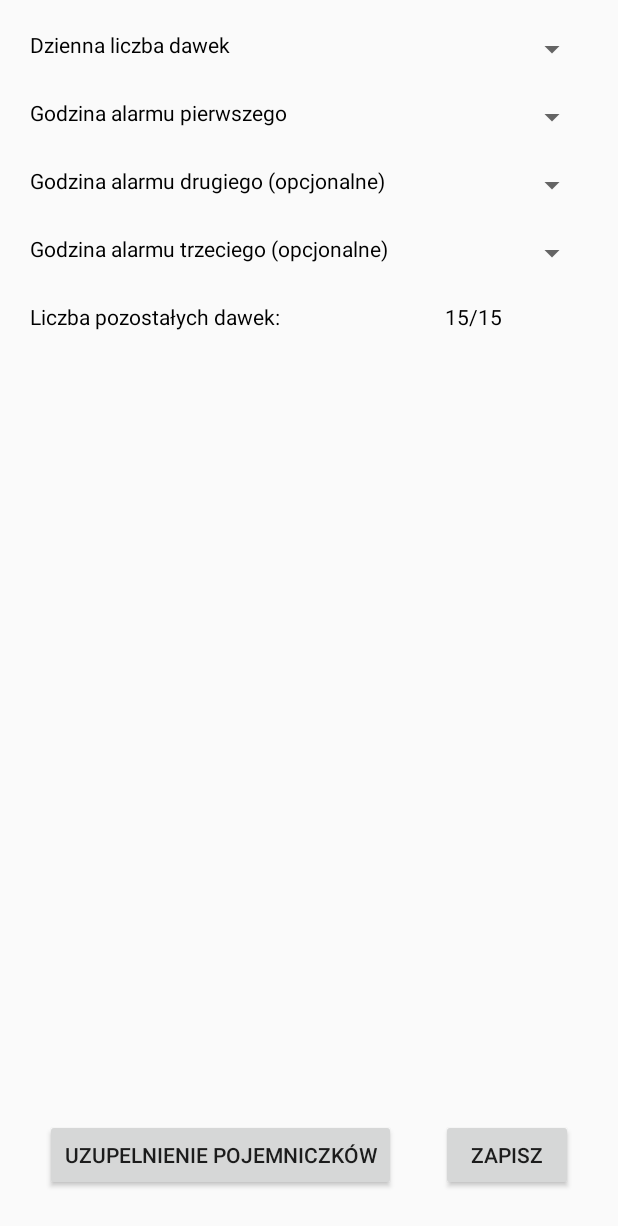
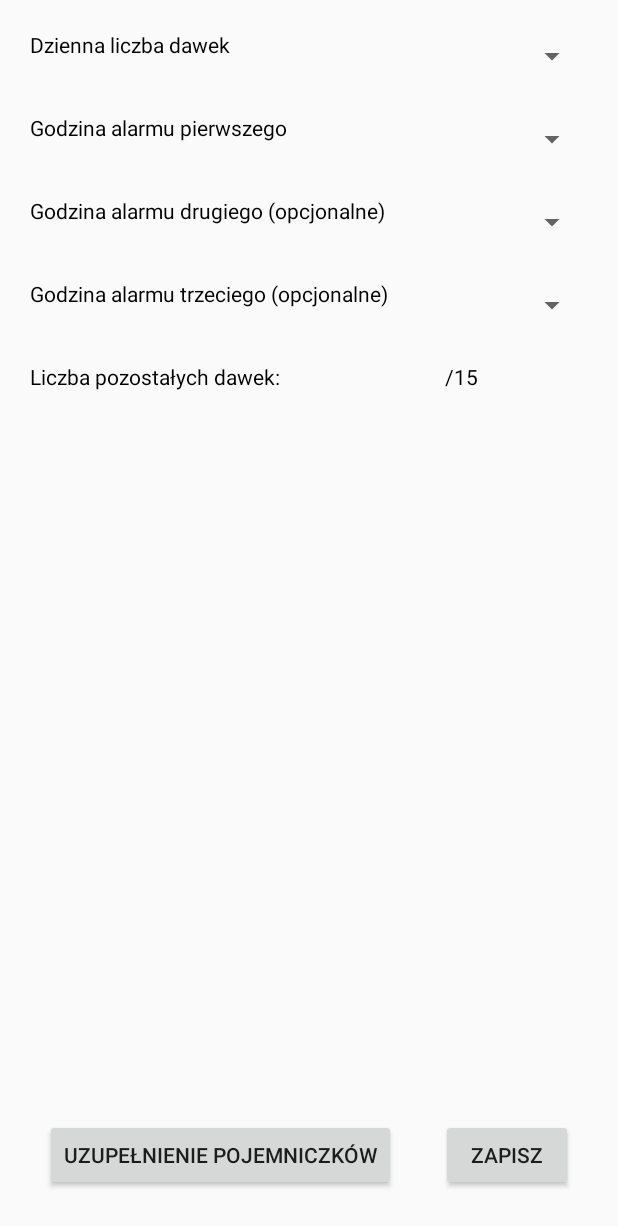
Before and after one commit to Maiiialen/Project-of-medications-dispending-robot, an Android app: the layout activity_1.xml on its own in the app's theme, with its tools: preview values and no code run, on a phone screen of 412 x 824 dp. Shown: the top 1226 px of the screen. Run offline under Robolectric (Android 15) with nearby library versions, the phone set to English and light mode, and no system bars.

Commit message:
wersja końcowa

```diff
--- a/app/src/main/res/layout/activity_1.xml
+++ b/app/src/main/res/layout/activity_1.xml
@@ -9,7 +9,7 @@
     <TextView
         android:id="@+id/tekst_dawki"
         android:layout_width="match_parent"
-        android:layout_height="25dp"
+        android:layout_height="35dp"
         android:layout_alignParentStart="true"
         android:layout_alignParentLeft="true"
         android:layout_alignParentTop="true"
@@ -25,7 +25,7 @@
     <TextView
         android:id="@+id/tekst_godziny1"
         android:layout_width="match_parent"
-        android:layout_height="25dp"
+        android:layout_height="35dp"
         android:layout_alignParentStart="true"
         android:layout_alignParentLeft="true"
         android:layout_below="@+id/tekst_dawki"
@@ -41,7 +41,7 @@
     <TextView
         android:id="@+id/tekst_godziny2"
         android:layout_width="match_parent"
-        android:layout_height="25dp"
+        android:layout_height="35dp"
         android:layout_alignParentStart="true"
         android:layout_alignParentLeft="true"
         android:layout_below="@+id/tekst_godziny1"
@@ -57,7 +57,7 @@
     <TextView
         android:id="@+id/tekst_godziny3"
         android:layout_width="match_parent"
-        android:layout_height="25dp"
+        android:layout_height="35dp"
         android:layout_alignParentStart="true"
         android:layout_alignParentLeft="true"
         android:layout_below="@+id/tekst_godziny2"
@@ -73,7 +73,7 @@
     <TextView
         android:id="@+id/pozostaleDawki"
         android:layout_width="match_parent"
-        android:layout_height="25dp"
+        android:layout_height="35dp"
         android:layout_below="@+id/tekst_godziny3"
         android:layout_alignParentStart="true"
         android:layout_alignParentLeft="true"
@@ -88,7 +88,7 @@
     <Spinner
         android:id="@+id/spinner_dawki"
         android:layout_width="105dp"
-        android:layout_height="25dp"
+        android:layout_height="35dp"
         android:layout_alignParentTop="true"
         android:layout_alignParentEnd="true"
         android:layout_alignParentRight="true"
@@ -100,7 +100,7 @@
     <Spinner
         android:id="@+id/spinner_godzina1"
         android:layout_width="105dp"
-        android:layout_height="25dp"
+        android:layout_height="35dp"
         android:layout_below="@+id/spinner_dawki"
         android:layout_alignParentEnd="true"
         android:layout_alignParentRight="true"
@@ -113,7 +113,7 @@
     <Spinner
         android:id="@+id/spinner_godzina2"
         android:layout_width="105dp"
-        android:layout_height="25dp"
+        android:layout_height="35dp"
         android:layout_below="@+id/spinner_godzina1"
         android:layout_alignParentEnd="true"
         android:layout_alignParentRight="true"
@@ -126,7 +126,7 @@
     <Spinner
         android:id="@+id/spinner_godzina3"
         android:layout_width="105dp"
-        android:layout_height="25dp"
+        android:layout_height="35dp"
         android:layout_below="@+id/spinner_godzina2"
         android:layout_alignParentEnd="true"
         android:layout_alignParentRight="true"
@@ -139,7 +139,7 @@
     <TextView
         android:id="@+id/textViewliczbaDawek"
         android:layout_width="95dp"
-        android:layout_height="25dp"
+        android:layout_height="35dp"
         android:layout_below="@+id/spinner_godzina3"
         android:layout_alignParentEnd="true"
         android:layout_alignParentRight="true"
--- a/app/src/main/res/values/strings.xml
+++ b/app/src/main/res/values/strings.xml
@@ -1,17 +1,17 @@
 <resources>
-    <string name="app_name">RobotDoWydawaniaLekow</string>
+    <string name="app_name">Robot Do Wydawania Lekow</string>
     <string name="mainPage">Strona Główna</string>
     <string name="settings">Ustawienia</string>
-    <string name="full_list">Pełna lista</string>
+    <string name="full_list">Rozszerzona lista</string>
     <string name="ostatnieAlarmy">Ostatnie alarmy</string>
-    <string name="uzupelnienie">Uzupelnienie pojemniczków</string>
+    <string name="uzupelnienie">Uzupełnienie pojemniczków</string>
     <string name="ustawienia1">Dzienna liczba dawek</string>
     <string name="ustawienia2">Godzina alarmu pierwszego</string>
     <string name="ustawienia3">Godzina alarmu drugiego (opcjonalne)</string>
     <string name="ustawienia4">Godzina alarmu trzeciego (opcjonalne)</string>
     <string name="bottonZapisz">Zapisz</string>
     <string name="ileDawek">Liczba pozostałych dawek: </string>
-    <string name="liczba">15/15</string>
+    <string name="liczba">  /15</string>
 
     <string-array name="liczba">
         <item>1</item>
```
Also changed, not shown: app/src/main/res/layout/activity_main.xml (+4 -4 lines), 7 other files.
